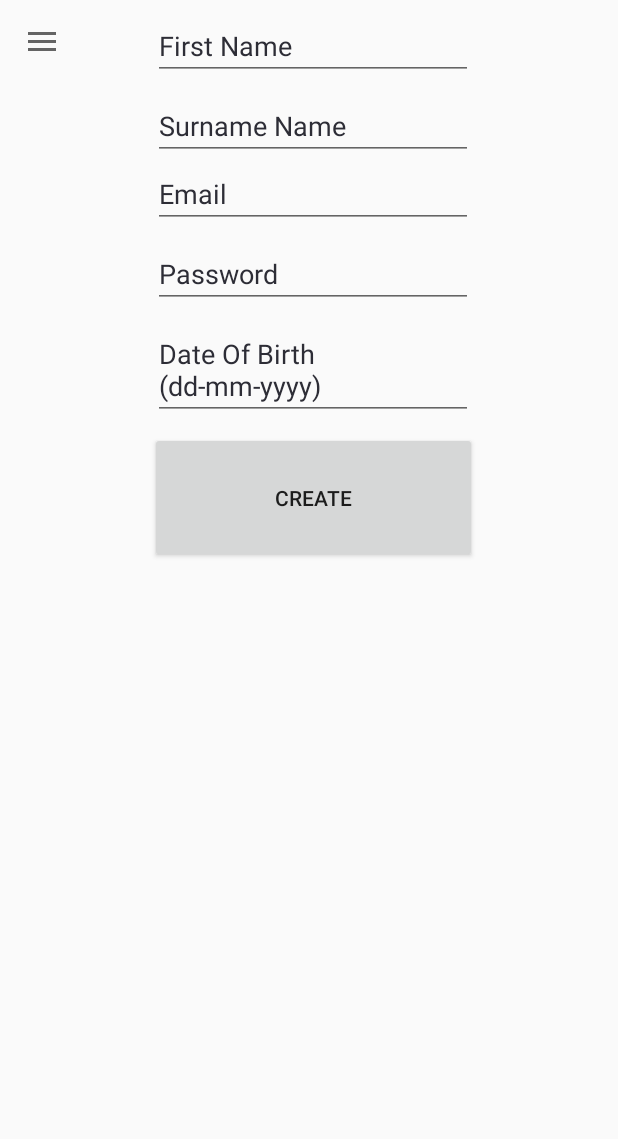
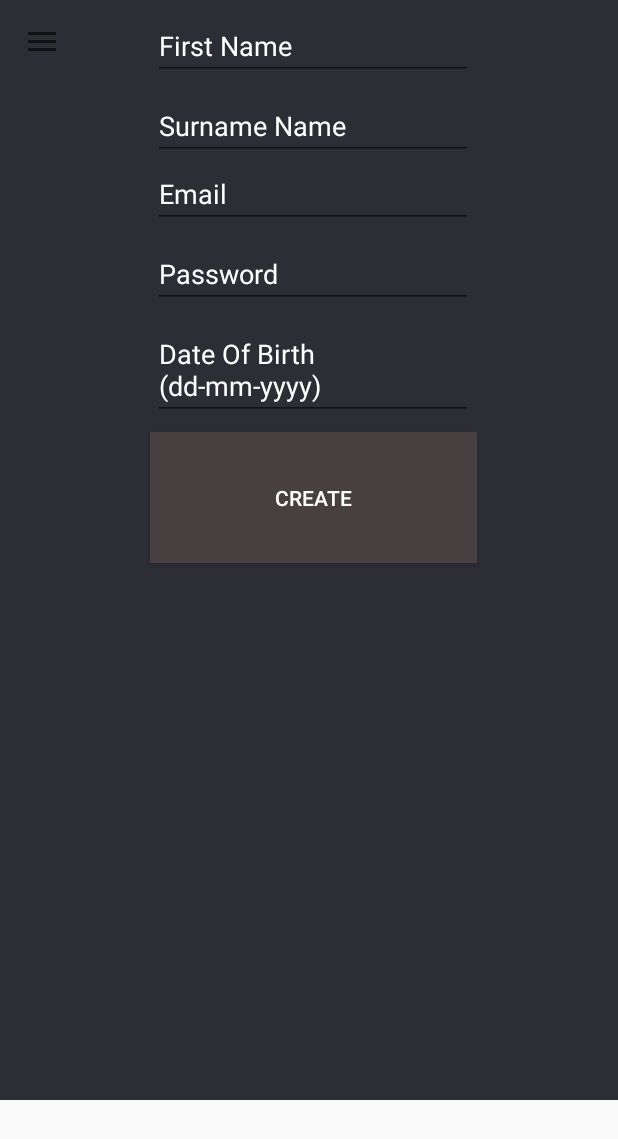
Before and after one commit to JordanGardiner/Messy_Flatmates, an Android app: the fragment Create_user_fragment placed in its activity, on a phone screen of 412 x 824 dp. Shown: the top 1139 px of the screen. Run offline under Robolectric (Android 15) with nearby library versions, the phone set to English and light mode, and no system bars.

Commit message:
changed all fragment colours to match colour scheme

```diff
--- a/app/src/main/res/layout/calendar_layout.xml
+++ b/app/src/main/res/layout/calendar_layout.xml
@@ -4,6 +4,7 @@
     xmlns:tools="http://schemas.android.com/tools"
     android:layout_width="match_parent"
     android:layout_height="match_parent"
+    android:background="@color/colorBackground"
     tools:context="com.example.messy_flatmates.Fragments.Calendar_fragment">
 
 
@@ -15,6 +16,8 @@
         android:layout_marginTop="64dp"
         android:layout_marginEnd="8dp"
         android:text="Logout"
+        android:background="@color/colorButtons"
+        android:textColor="@color/colorBasictext"
         app:layout_constraintEnd_toEndOf="parent"
         app:layout_constraintHorizontal_bias="0.497"
         app:layout_constraintStart_toStartOf="parent"
--- a/app/src/main/res/layout/create_flat_layout.xml
+++ b/app/src/main/res/layout/create_flat_layout.xml
@@ -7,6 +7,7 @@
     android:layout_height="match_parent"
     android:clickable="false"
     android:focusableInTouchMode="false"
+    android:background="@color/colorBackground"
     tools:context=".Fragments.Create_flat_fragment">
 
     <EditText
@@ -19,6 +20,8 @@
         android:ems="10"
         android:hint="Address"
         android:inputType="textPersonName"
+        android:textColor="@color/colorBasictext"
+        android:textColorHint="@color/colorBasictext"
         app:layout_constraintEnd_toEndOf="parent"
         app:layout_constraintStart_toStartOf="parent"
         app:layout_constraintTop_toTopOf="parent" />
@@ -31,6 +34,8 @@
         android:layout_marginTop="72dp"
         android:layout_marginEnd="8dp"
         android:text="create"
+        android:background="@color/colorButtons"
+        android:textColor="@color/colorBasictext"
         app:layout_constraintEnd_toEndOf="parent"
         app:layout_constraintHorizontal_bias="0.498"
         app:layout_constraintStart_toStartOf="parent"
--- a/app/src/main/res/layout/create_user_layout.xml
+++ b/app/src/main/res/layout/create_user_layout.xml
@@ -7,6 +7,7 @@
     android:layout_height="match_parent"
     android:clickable="false"
     android:focusableInTouchMode="false"
+    android:background="@color/colorBackground"
 
     tools:context=".Fragments.Create_user_fragment">
 
@@ -20,6 +21,8 @@
         android:ems="10"
         android:hint="First Name"
         android:inputType="textPersonName"
+        android:textColor="@color/colorBasictext"
+        android:textColorHint="@color/colorBasictext"
         app:layout_constraintEnd_toEndOf="parent"
         app:layout_constraintStart_toStartOf="parent"
         app:layout_constraintTop_toTopOf="parent" />
@@ -32,6 +35,8 @@
         android:layout_marginTop="8dp"
         android:layout_marginEnd="8dp"
         android:text="Create"
+        android:textColor="@color/colorBasictext"
+        android:background="@color/colorButtons"
         app:layout_constraintEnd_toEndOf="parent"
         app:layout_constraintStart_toStartOf="parent"
         app:layout_constraintTop_toBottomOf="@+id/create_userDate_editText" />
@@ -45,6 +50,8 @@
         android:ems="10"
         android:hint="Surname Name"
         android:inputType="textPersonName"
+        android:textColor="@color/colorBasictext"
+        android:textColorHint="@color/colorBasictext"
         app:layout_constraintEnd_toEndOf="parent"
         app:layout_constraintHorizontal_bias="0.522"
         app:layout_constraintStart_toStartOf="parent"
@@ -59,6 +66,8 @@
         android:ems="10"
         android:hint="Email"
         android:inputType="textEmailAddress"
+        android:textColor="@color/colorBasictext"
+        android:textColorHint="@color/colorBasictext"
         app:layout_constraintEnd_toEndOf="parent"
         app:layout_constraintStart_toStartOf="parent"
         app:layout_constraintTop_toBottomOf="@+id/create_userLName_editText" />
@@ -70,12 +79,12 @@
         android:layout_marginStart="8dp"
         android:layout_marginTop="8dp"
         android:layout_marginEnd="8dp"
-
         android:ems="10"
         android:hint="Date Of Birth (dd-mm-yyyy)"
         android:maxLength="10"
-
         android:singleLine="false"
+        android:textColor="@color/colorBasictext"
+        android:textColorHint="@color/colorBasictext"
         app:layout_constraintEnd_toEndOf="parent"
         app:layout_constraintStart_toStartOf="parent"
         app:layout_constraintTop_toBottomOf="@+id/create_userPassword_editText" />
@@ -90,6 +99,8 @@
         android:ems="10"
         android:hint="Password"
         android:inputType="textPassword"
+        android:textColor="@color/colorBasictext"
+        android:textColorHint="@color/colorBasictext"
         app:layout_constraintEnd_toEndOf="parent"
         app:layout_constraintStart_toStartOf="parent"
         app:layout_constraintTop_toBottomOf="@+id/create_userEmail_editText5" />
--- a/app/src/main/res/layout/login_home_page_layout.xml
+++ b/app/src/main/res/layout/login_home_page_layout.xml
@@ -7,6 +7,7 @@
     android:layout_height="match_parent"
     android:clickable="false"
     android:focusableInTouchMode="false"
+    android:background="@color/colorBackground"
     tools:context="com.example.messy_flatmates.Fragments.Calendar_fragment">
 
 
@@ -21,6 +22,7 @@
         android:layout_marginEnd="8dp"
         android:text="statusViewTextView"
         android:textSize="36sp"
+        android:textColor="@color/colorBasictext"
         app:layout_constraintEnd_toEndOf="parent"
         app:layout_constraintHorizontal_bias="0.538"
         app:layout_constraintStart_toStartOf="parent"
@@ -34,6 +36,8 @@
         android:layout_marginTop="68dp"
         android:layout_marginEnd="8dp"
         android:text="Login"
+        android:textColor="@color/colorBasictext"
+        android:background="@color/colorButtons"
         app:layout_constraintEnd_toEndOf="parent"
         app:layout_constraintHorizontal_bias="0.498"
         app:layout_constraintStart_toStartOf="parent"
@@ -47,6 +51,8 @@
         android:layout_marginTop="68dp"
         android:layout_marginEnd="8dp"
         android:text="Create an account"
+        android:textColor="@color/colorBasictext"
+        android:background="@color/colorButtons"
         app:layout_constraintEnd_toEndOf="parent"
         app:layout_constraintStart_toStartOf="parent"
         app:layout_constraintTop_toBottomOf="@+id/login_homeLoginBtn" />
--- a/app/src/main/res/layout/my_profile_layout.xml
+++ b/app/src/main/res/layout/my_profile_layout.xml
@@ -4,6 +4,7 @@
     xmlns:tools="http://schemas.android.com/tools"
     android:layout_width="match_parent"
     android:layout_height="match_parent"
+    android:background="@color/colorBackground"
     tools:context=".Fragments.My_profile">
 
     <Button
@@ -14,6 +15,8 @@
         android:layout_marginTop="72dp"
         android:layout_marginEnd="92dp"
         android:text="getDetails"
+        android:textColor="@color/colorBasictext"
+        android:background="@color/colorButtons"
         app:layout_constraintEnd_toEndOf="parent"
         app:layout_constraintHorizontal_bias="0.837"
         app:layout_constraintStart_toStartOf="parent"
--- a/app/src/main/res/layout/my_task_layout.xml
+++ b/app/src/main/res/layout/my_task_layout.xml
@@ -5,6 +5,7 @@
     android:id="@+id/my_task_constraintLayout"
     android:layout_width="match_parent"
     android:layout_height="match_parent"
+    android:background="@color/colorBackground"
     tools:context="com.example.messy_flatmates.Fragments.My_task_fragment">
 
     <!-- TODO: Update blank fragment layout -->
@@ -17,6 +18,8 @@
         android:layout_marginTop="48dp"
         android:layout_marginEnd="8dp"
         android:text="My_Tasks"
+        android:textColor="@color/colorBasictext"
+        android:textColorHint="@color/colorBasictext"
         app:layout_constraintEnd_toEndOf="parent"
         app:layout_constraintStart_toStartOf="parent"
         app:layout_constraintTop_toTopOf="parent" />
--- a/app/src/main/res/layout/settings_layout.xml
+++ b/app/src/main/res/layout/settings_layout.xml
@@ -4,6 +4,7 @@
     xmlns:tools="http://schemas.android.com/tools"
     android:layout_width="match_parent"
     android:layout_height="match_parent"
+    android:background="@color/colorBackground"
     tools:context="com.example.messy_flatmates.Fragments.Settings_fragment">
 
     <!-- TODO: Update blank fragment layout -->
@@ -17,6 +18,8 @@
         android:layout_marginEnd="8dp"
         android:layout_marginBottom="8dp"
         android:text="Logout"
+        android:background="@color/colorButtons"
+        android:textColor="@color/colorBasictext"
         app:layout_constraintBottom_toBottomOf="parent"
         app:layout_constraintEnd_toEndOf="parent"
         app:layout_constraintHorizontal_bias="0.498"
```
Also changed, not shown: app/src/main/res/layout/create_task_layout.xml (+11 -0 lines), app/src/main/res/layout/flat_home_layout.xml (+7 -0 lines), app/src/main/res/layout/join_or_create_flat_layout.xml (+9 -0 lines).
